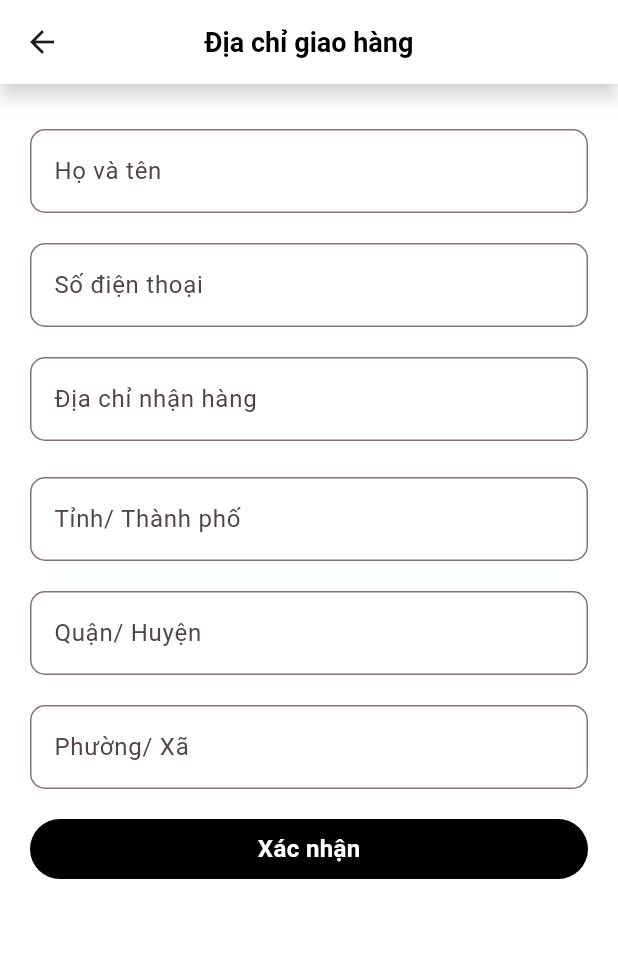
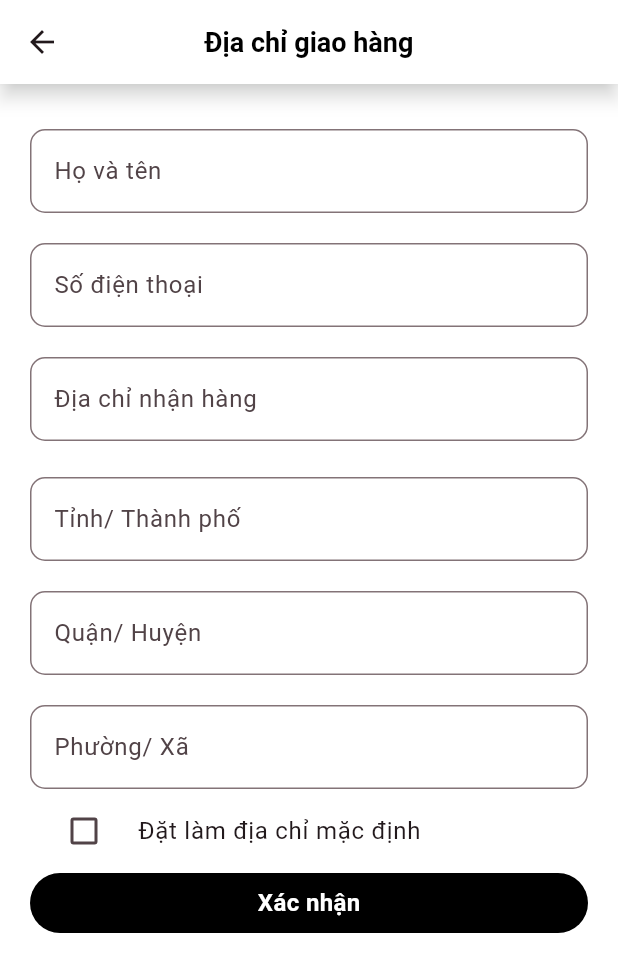
Before and after one commit to hothanhnghia-nlu/techx_app, a Flutter app: the CheckoutPage screen opened directly with empty values, after a tap on the "arrow forward ios" icon, on a phone screen of 412 x 824 dp. Shown: the top 972 px of the screen. Run offline on Flutter 3.47's test engine with Material 3 defaults, Android fonts, the light colour scheme and no system bars; our stand-ins replace badges, dio, flutter_rating_bar, image_picker, jwt_decoder, logger and 3 more; missing offline and left inert: flutter_stripe; accounts and stored records are empty; network calls fail.

Commit message:
[dong][hien thi dia chi mac dinh cua khach hang o trang checkout]

```diff
--- a/lib/controllers/address_controller.dart
+++ b/lib/controllers/address_controller.dart
@@ -20,9 +20,7 @@ class AddressController {
       final token = prefs.getString('accessToken') ?? '';
       final response = await _dio.get('/addresses/by-user',
           options: Options(
-            headers: {
-              'Authorization': 'Bearer $token'
-            },
+            headers: {'Authorization': 'Bearer $token'},
           ));
       if (response.statusCode == 200) {
         List<dynamic> data = response.data;
@@ -37,6 +35,33 @@ class AddressController {
     } catch (e) {
       print('Unexpected error: $e');
       return [];
+    }
+  }
+
+  Future<Address?> getAddressesDefault() async {
+    try {
+      final prefs = await SharedPreferences.getInstance();
+      final token = prefs.getString('accessToken') ?? '';
+      final response = await _dio.get('/addresses/default',
+          options: Options(
+            headers: {'Authorization': 'Bearer $token'},
+          ));
+      if (response.statusCode == 200) {
+        dynamic data = response.data; // API trả về danh sách
+        print(data);
+        if (data.isNotEmpty) {
+          return Address.fromJson(data); // Lấy địa chỉ đầu tiên
+        }
+        return null; // Không có địa chỉ nào
+      } else {
+        return null;
+      }
+    } on DioException catch (dioError) {
+      print('Dio error: ${dioError.message}');
+      return null;
+    } catch (e) {
+      print('Unexpected error: $e');
+      return null;
     }
   }
 
@@ -82,14 +107,12 @@ class AddressController {
     try {
       final prefs = await SharedPreferences.getInstance();
       final token = prefs.getString('accessToken') ?? '';
-    // Tạo dữ liệu JSON
-    final data = address.toJson();
+      // Tạo dữ liệu JSON
+      final data = address.toJson();
       final response = await _dio.put('/addresses',
           data: data,
           options: Options(
-            headers: {
-              'Authorization': 'Bearer $token'
-            },
+            headers: {'Authorization': 'Bearer $token'},
           ));
       if (response.statusCode == 403) {
         print(
@@ -113,17 +136,18 @@ class AddressController {
       final token = prefs.getString('accessToken') ?? '';
       final response = await _dio.delete('/addresses/$addressId',
           options: Options(
-            headers: {
-              'Authorization': 'Bearer $token'
-            },
+            headers: {'Authorization': 'Bearer $token'},
           ));
       if (response.statusCode == 403) {
-        print('Error: Forbidden - You do not have permission to delete this address.');
-        const SnackBar(content: Text('Failed to delete address: Permission denied'));
+        print(
+            'Error: Forbidden - You do not have permission to delete this address.');
+        const SnackBar(
+            content: Text('Failed to delete address: Permission denied'));
       }
     } on DioException catch (dioError) {
       print('Dio error: ${dioError.message}');
-      const SnackBar(content: Text('Failed to delete address due to network error'));
+      const SnackBar(
+          content: Text('Failed to delete address due to network error'));
     } catch (e) {
       print('Unexpected error: $e');
       const SnackBar(content: Text('Failed to delete address'));
--- a/lib/pages/cart/checkout_page.dart
+++ b/lib/pages/cart/checkout_page.dart
@@ -1,6 +1,7 @@
 import 'dart:convert';
 
 import 'package:flutter/material.dart';
+import 'package:provider/provider.dart';
 import 'package:techx_app/models/paymentMethod.dart';
 import 'package:techx_app/pages/cart/checkout_items_widget.dart';
 import 'package:techx_app/pages/home/navigation_page.dart';
@@ -11,6 +12,7 @@ import 'package:techx_app/utils/currency.dart';
 import 'package:techx_app/utils/dialog_utils.dart';
 
 import '../../models/cart_product_model.dart';
+import '../../providers/address_provider.dart';
 import '../../services/payment_service.dart';
 import '../payment/CardInputWidget.dart';
 
@@ -31,13 +33,34 @@ class _CheckoutPageState extends State<CheckoutPage> {
   String _selectedPaymentMethod = paymentMethods[0].name;
   late double totalPrice;
   final PaymentService _paymentService = PaymentService();
-  bool _isProcessing = false;
+  bool isLoading = true; // Trạng thái loading
   Map<String, dynamic>? _paymentIntent; // Thêm biến để lưu payment intent
+  String? receiverName;
+  String? receiverPhone;
+  String? receiverAddress;
 
   @override
   void initState() {
     super.initState();
     totalPrice = calculateTotalPrice();
+    _loadAddress();
+  }
+
+  Future<void> _loadAddress() async {
+    // Gọi API để lấy addressDefault
+    final addressProvider =
+    Provider.of<AddressProvider>(context, listen: false);
+    await addressProvider.refreshAddressesDefault();
+    // Cập nhật dữ liệu và trạng thái
+    setState(() {
+      receiverName = addressProvider.addressDefault?.fullName;
+      receiverPhone = addressProvider.addressDefault?.phoneNumber;
+      receiverAddress =
+      '${addressProvider.addressDefault?.detail}, ${addressProvider
+          .addressDefault?.ward}, ${addressProvider.addressDefault
+          ?.city}, ${addressProvider.addressDefault?.province}';
+      isLoading = false; // Dữ liệu đã tải xong
+    });
   }
 
   double calculateTotalPrice() {
@@ -98,27 +121,29 @@ class _CheckoutPageState extends State<CheckoutPage> {
                 mainAxisAlignment: MainAxisAlignment.start,
                 crossAxisAlignment: CrossAxisAlignment.start,
                 children: [
-                  const Row(
+                  Row(
                     children: [
                       Text(
-                        'Họ tên người nhận',
-                        style: TextStyle(
+                        receiverName ?? 'Họ và tên',
+                        // Nếu null thì hiển thị giá trị mặc định,
+                        style: const TextStyle(
                           fontSize: 13,
                           color: Colors.black,
                           fontWeight: FontWeight.bold,
                         ),
                       ),
-                      SizedBox(width: 10),
-                      Text(
+                      const SizedBox(width: 10),
+                      const Text(
                         '|',
                         style: TextStyle(
                           fontSize: 13,
                           color: Color(0xff9DA2A7),
                         ),
                       ),
-                      SizedBox(width: 10),
+                      const SizedBox(width: 10),
                       Text(
-                        'Số điện thoại',
+                        receiverPhone ?? 'Số điện thoại',
+                        // Nếu null thì hiển thị giá trị mặc định,
                         style: TextStyle(
                           fontSize: 13,
                           color: Colors.black,
@@ -131,24 +156,41 @@ class _CheckoutPageState extends State<CheckoutPage> {
                   Row(
                     mainAxisAlignment: MainAxisAlignment.spaceBetween,
                     children: [
-                      const Row(
+                      Expanded(
+                        child: Row(
                           children: [
-                          Icon(Icons.location_on_outlined,
+                            const Icon(Icons.location_on_outlined,
                                 color: Color(0xff9DA2A7)),
-                          SizedBox(width: 8),
-                          Text(
-                            'Địa chỉ chi tiết',
-                            style: TextStyle(
+                            const SizedBox(width: 8),
+                            Expanded(
+                              child: Text(
+                                receiverAddress ?? 'Chưa có thông tin',
+                                style: const TextStyle(
                                   fontSize: 13,
                                   color: Color(0xff9DA2A7),
+                                ),
+                                overflow: TextOverflow.ellipsis,
+                                // Cắt bớt nội dung nếu quá dài
+                                maxLines: 2, // Giới hạn số dòng hiển thị
                               ),
                             ),
                           ],
                         ),
+                      ),
                       InkWell(
-                        onTap: () {
-                          Navigator.of(context).push(MaterialPageRoute(
-                              builder: (_) => const MyAddressesPage()));
+                        onTap: () async {
+                          final addressProvider = Provider.of<AddressProvider>(
+                              context,
+                              listen: false);
+                          await Navigator.of(context).push(MaterialPageRoute(
+                              builder: (_) =>
+                                  MyAddressesPage(
+                                      address: addressProvider
+                                          .addressDefault)));
+                          // Làm mới địa chỉ sau khi quay lại
+                          await addressProvider
+                              .refreshAddressesDefault(); // Làm mới dữ liệu trong AddressProvider
+                          _loadAddress(); // Cập nhật lại thông tin hiển thị
                         },
                         child: const Icon(Icons.arrow_forward_ios,
                             color: Colors.black54, size: 18),
@@ -367,8 +409,8 @@ class _CheckoutPageState extends State<CheckoutPage> {
   }
 
   // Dialog Chọn Phương thức thanh toán
-  Future<dynamic> showPaymentMethodDialog(
-      BuildContext context, String currentPaymentMethod) {
+  Future<dynamic> showPaymentMethodDialog(BuildContext context,
+      String currentPaymentMethod) {
     int selectedMethodIndex = paymentMethods
         .indexWhere((method) => method.name == currentPaymentMethod);
 
@@ -518,8 +560,7 @@ class OrderConfirmBtnNavBar extends StatelessWidget {
   final String from;
   OrderService orderService = new OrderService();
 
-  OrderConfirmBtnNavBar(
-      {required this.totalAmount,
+  OrderConfirmBtnNavBar({required this.totalAmount,
     required this.selectedPaymentMethod,
     this.paymentIntent,
     required this.product,
@@ -529,12 +570,13 @@ class OrderConfirmBtnNavBar extends StatelessWidget {
   Future<void> handlePayment(BuildContext context) async {
     if (selectedPaymentMethod == 'Tiền mặt khi nhận hàng') {
       bool result =
-          await handleOrder(product, from); // Chờ kết quả từ handleOrder()
+      await handleOrder(context, product, from); // Chờ kết quả từ handleOrder()
       if (result == true) {
         print('Dat hang thanh cong');
         showCompletedDialog(context);
       } else {
-        print('Dat hang that bai');
+        print('Đặt hàng không thành công, vui lòng thử lại');
+        DialogUtils.showErrorDialog(context: context, message: "Đặt hàng không thành công, vui lòng thử lại");
       }
     } else if (selectedPaymentMethod == 'Thẻ Tín dụng/Ghi nợ') {
       print(
@@ -550,13 +592,14 @@ class OrderConfirmBtnNavBar extends StatelessWidget {
       // Hiển thị form nhập thẻ
       showModalBottomSheet(
         context: context,
-        builder: (context) => CardInputWidget(
+        builder: (context) =>
+            CardInputWidget(
               paymentIntentId: paymentIntent!['paymentIntentId'],
               clientSecret: paymentIntent!['clientSecret'],
               // Thêm client secret
               onPaymentSuccess: () async {
                 // Gọi handleOrder và chờ hoàn thành
-            bool result = await handleOrder(product,from);
+                bool result = await handleOrder(context, product, from);
 
                 if (result) {
                   // Nếu đặt hàng thành công, hiển thị dialog
@@ -565,7 +608,8 @@ class OrderConfirmBtnNavBar extends StatelessWidget {
                   // Nếu đặt hàng thất bại, hiển thị thông báo lỗi
                   DialogUtils.showErrorDialog(
                     context: context,
-                message: 'Đặt hàng thất bại. Khoản tiền tạm giữ sẽ được hoàn lại.',
+                    message:
+                    'Đặt hàng thất bại. Khoản tiền tạm giữ sẽ được hoàn lại.',
                   );
                 }
               },
@@ -574,14 +618,29 @@ class OrderConfirmBtnNavBar extends StatelessWidget {
     }
   }
 
-  Future<bool> handleOrder(List<dynamic> product, String from) async {
+  Future<bool> handleOrder(BuildContext context, List<dynamic> product,
+      String from) async {
     int productID = 0;
     if (from == 'productDetail') {
       print('productDetail');
       productID = product[0].id;
     }
+// Lấy ID của addressDefault từ AddressProvider
+    final int? idAddress = Provider
+        .of<AddressProvider>(context, listen: false)
+        .addressDefault
+        ?.id;
+    print(idAddress);
+// Nếu idAddress là null, hiển thị thông báo lỗi
+    if (idAddress == null) {
+      DialogUtils.showErrorDialog(context: context,
+          message: "Vui lòng thêm địa chỉ nhân trước khi đặt hàng.");
+      return false;
+    }
+
+
     String? result = await orderService.createOrfer(
-        idAddress: 1,
+        idAddress: idAddress,
         totalAmount: totalAmount,
         paymentMethod: selectedPaymentMethod,
         productID: productID);
@@ -672,7 +731,8 @@ class OrderConfirmBtnNavBar extends StatelessWidget {
                     onPressed: () {
                       Navigator.of(context).pushAndRemoveUntil(
                           MaterialPageRoute(
-                              builder: (_) => const MyOrdersPage(
+                              builder: (_) =>
+                              const MyOrdersPage(
                                   previousPage: 'CheckoutPage')),
                               (route) => false);
                     },
--- a/lib/pages/profile/my_addresses_page.dart
+++ b/lib/pages/profile/my_addresses_page.dart
@@ -27,6 +27,7 @@ class _MyAddressesPageState extends State<MyAddressesPage> {
   final wardController = TextEditingController();
   final addressDetailController = TextEditingController();
   final FocusNode _addressFocusNode = FocusNode();
+  bool isDefaultAddress = false; // Mặc định là không tích
   LogisticService service = LogisticService();
 
   // Province? _provinceSelected;
@@ -66,6 +67,7 @@ class _MyAddressesPageState extends State<MyAddressesPage> {
       provinceController.text = widget.address!.province;
       districtController.text = widget.address!.city;
       wardController.text = widget.address!.ward;
+      isDefaultAddress = widget.address!.status == 0 ? true : false;
     }
   }
 
@@ -213,7 +215,8 @@ class _MyAddressesPageState extends State<MyAddressesPage> {
           city: district,
           ward: ward,
           note: null,
-          status: 1,
+          status:
+              isDefaultAddress ? 0 : 1, // Nếu checkbox được tích, status = 0
         );
         await Provider.of<AddressProvider>(context, listen: false)
             .addAddress(newAddress);
@@ -246,6 +249,8 @@ class _MyAddressesPageState extends State<MyAddressesPage> {
     widget.address?.province = province;
     widget.address?.city = district;
     widget.address?.ward = ward;
+    widget.address?.status =
+        isDefaultAddress ? 0 : 1; // Nếu checkbox được tích, status = 0
     await Provider.of<AddressProvider>(context, listen: false)
         .updateAddress(widget.address!);
     await Provider.of<AddressProvider>(context, listen: false)
@@ -307,7 +312,8 @@ class _MyAddressesPageState extends State<MyAddressesPage> {
                     children: [
                       TextFormField(
                         controller: addressDetailController,
-                        focusNode: _addressFocusNode, // Gắn FocusNode
+                        focusNode: _addressFocusNode,
+                        // Gắn FocusNode
                         keyboardType: TextInputType.text,
                         onChanged: (value) {
                           if (value.length >= 3) {
@@ -415,7 +421,22 @@ class _MyAddressesPageState extends State<MyAddressesPage> {
                     labelText: 'Phường/ Xã',
                   ),
                 ),
-                const SizedBox(height: 20),
+                const SizedBox(height: 0),
+                CheckboxListTile(
+                  title: const Text(
+                    'Đặt làm địa chỉ mặc định',
+                    style: TextStyle(fontSize: 16),
+                  ),
+                  value: isDefaultAddress,
+                  onChanged: (bool? value) {
+                    setState(() {
+                      isDefaultAddress =
+                          value ?? false; // Cập nhật trạng thái checkbox
+                    });
+                  },
+                  controlAffinity: ListTileControlAffinity
+                      .leading, // Hiển thị checkbox bên trái
+                ),
                 GestureDetector(
                   onTap: _saveButton,
                   child: Container(
@@ -435,7 +456,7 @@ class _MyAddressesPageState extends State<MyAddressesPage> {
                     ),
                   ),
                 ),
-                const SizedBox(height: 20),
+                // const SizedBox(height: 40),
               ],
             ),
           ),
--- a/lib/providers/address_provider.dart
+++ b/lib/providers/address_provider.dart
@@ -5,21 +5,28 @@ import '../models/address_model.dart';
 
 class AddressProvider with ChangeNotifier {
   List<Address> _addresses = [];
+  Address? _addressDefault;
 
   List<Address> get addresses {
     return [..._addresses];
   }
 
+  Address? get addressDefault {
+    return _addressDefault;
+  }
+
   Future<void> addAddress(Address address) async {
     final addressController = AddressController();
     addressController.addAddress(address);
-     notifyListeners();
+    notifyListeners();
   }
+
   Future<void> updateAddress(Address address) async {
     final addressController = AddressController();
     addressController.updateAddress(address);
     notifyListeners();
   }
+
   Future<void> removeAddress(Address address) async {
     final addressController = AddressController();
     await addressController.removeAddress(address.id);
@@ -33,7 +40,17 @@ class AddressProvider with ChangeNotifier {
     notifyListeners();
   }
 
+  Future<void> _fetchAddressesDefault() async {
+    final addressController = AddressController();
+    _addressDefault = await addressController.getAddressesDefault();
+    notifyListeners();
+  }
+
   Future<void> refreshAddresses() async {
     await _fetchAddresses();
   }
+
+  Future<void> refreshAddressesDefault() async {
+    await _fetchAddressesDefault();
+  }
 }
```
Lines whose indentation alone changed are shown as unchanged.
